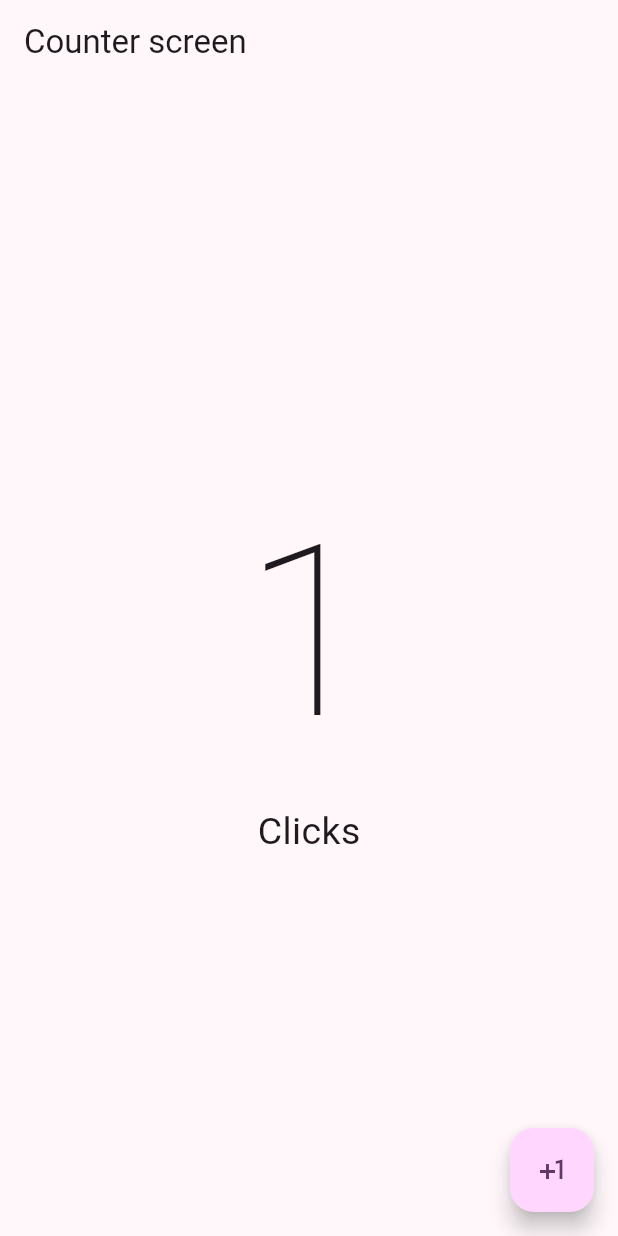
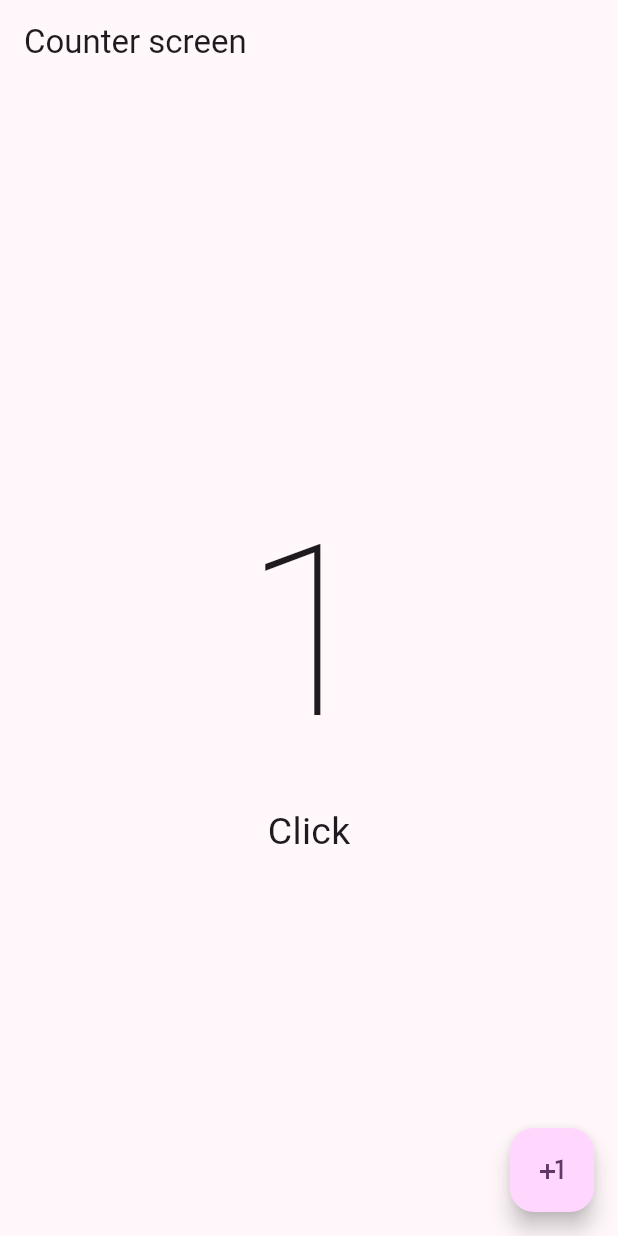
Before and after one commit to luisprmat/flutter-hello-world, a Flutter app: the screen it shows after launch, after a tap on the "plus one" icon, on a phone screen of 412 x 824 dp. Run offline on Flutter 3.47's test engine with Material 3 defaults, Android fonts, the phone set to English and light mode, and no system bars.

Commit message:
Pluralize 'click' word depending of counter

```diff
--- a/lib/presentation/screens/counter/counter_screen.dart
+++ b/lib/presentation/screens/counter/counter_screen.dart
@@ -21,7 +21,7 @@ class _CounterScreenState extends State<CounterScreen> {
           mainAxisAlignment: MainAxisAlignment.center,
           children: [
             Text('$clickCounter', style: TextStyle(fontSize: 160, fontWeight: FontWeight.w100)),
-            Text('Clicks', style: TextStyle(fontSize: 25)),
+            Text('Click${clickCounter == 1 ? '' : 's'}', style: TextStyle(fontSize: 25)),
           ],
         ),
       ),
```
